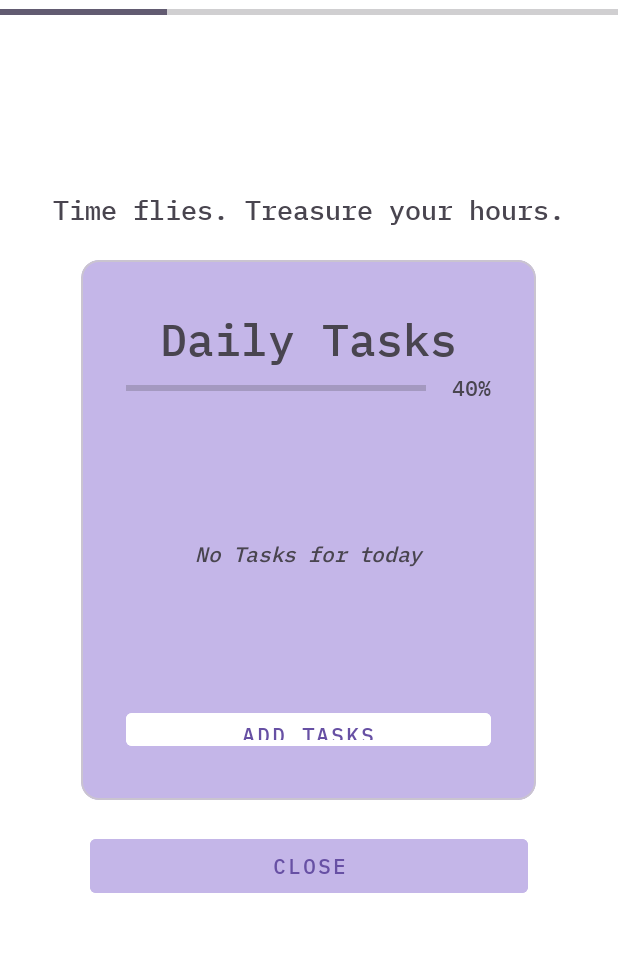
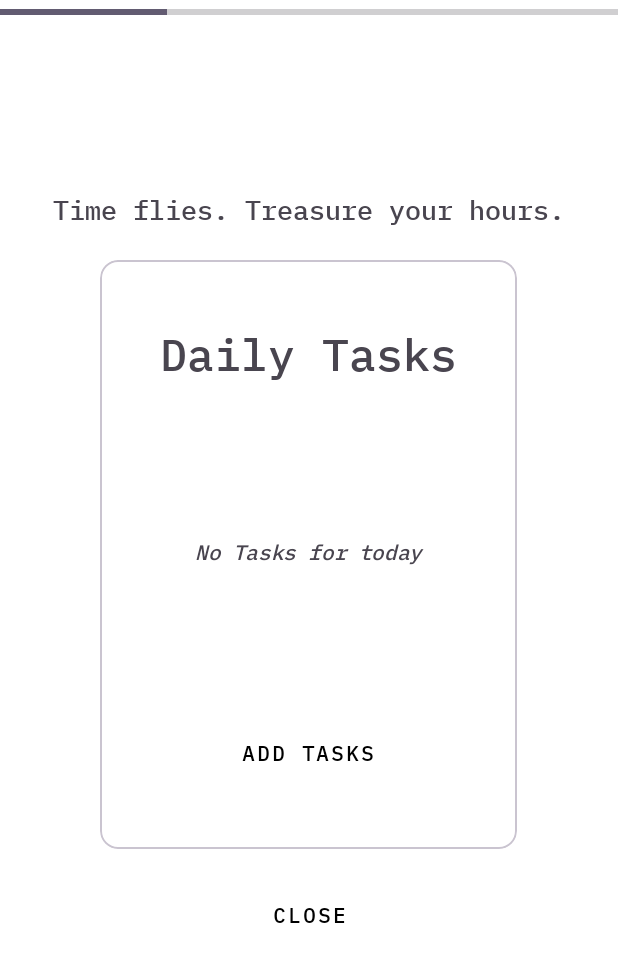
Before and after one commit to Sarthak2477/Mindful, an Android app: the AccessDelayActivity screen opened directly, with no data from a screen before it, on a phone screen of 412 x 824 dp. Shown: the top 962 px of the screen. Run offline under Robolectric (Android 15) with nearby library versions, the phone set to English and light mode, and no system bars; 1 statement that could not run was skipped.

Commit message:
UI improved

```diff
--- a/app/src/main/res/layout/activity_access_delay.xml
+++ b/app/src/main/res/layout/activity_access_delay.xml
@@ -29,11 +29,11 @@
         android:layout_width="wrap_content"
         android:layout_height="wrap_content"
         android:layout_gravity="center"
-        android:backgroundTint="@color/foreground">
+        android:backgroundTint="@color/bg">
 
         <LinearLayout
             android:layout_width="match_parent"
-            android:layout_height="300dp"
+            android:layout_height="wrap_content"
             android:layout_margin="30dp"
             android:orientation="vertical">
 
@@ -42,25 +42,10 @@
                 android:layout_height="wrap_content"
                 android:fontFamily="@font/ibm_plex_mono_medium"
                 android:gravity="center"
+                android:layout_margin="10dp"
                 android:text="Daily Tasks"
                 android:textSize="30sp" />
-            <LinearLayout
-                android:layout_width="match_parent"
-                android:layout_height="wrap_content"
-                android:orientation="horizontal">
-                <ProgressBar
-                    android:id="@+id/task_progress"
-                    android:layout_width="200dp"
-                    android:layout_gravity="center"
-                    android:layout_height="wrap_content"
-                    style="@style/Widget.AppCompat.ProgressBar.Horizontal"
-                    />
-                <TextView
-                    android:id="@+id/text_task_progress"
-                    android:layout_width="wrap_content"
-                    android:layout_height="wrap_content"
-                    android:text="  40%"/>
-            </LinearLayout>
+
 
             <TextView
                 android:id="@+id/no_task_at_delay_screen"
@@ -79,10 +64,12 @@
                 android:id="@+id/delay_screen_add_task"
                 style="@style/Widget.MaterialComponents.Button.TextButton"
                 android:layout_width="match_parent"
+                android:textColor="@color/black"
                 android:layout_height="wrap_content"
-                android:backgroundTint="@color/bg"
+                android:backgroundTint="@color/white"
                 android:text="Add Tasks"
                 android:gravity="center"
+                android:layout_margin="10dp"
                 android:fontFamily="@font/ibm_plex_mono_medium"
                 />
         </LinearLayout>
@@ -101,7 +88,8 @@
             android:layout_height="wrap_content"
             android:layout_marginLeft="60dp"
             android:layout_marginRight="60dp"
-            android:backgroundTint="@color/foreground"
+            android:backgroundTint="@color/white"
+            android:textColor="@color/black"
             android:fontFamily="@font/ibm_plex_mono_medium"
             android:text="Close" />
 
@@ -113,9 +101,11 @@
             android:layout_height="wrap_content"
             android:layout_marginRight="60dp"
             android:layout_marginLeft="60dp"
+            android:textColor="@color/white"
+            android:visibility="gone"
             android:fontFamily="@font/ibm_plex_mono_medium"
             android:text="Continue"
-            android:visibility="invisible"/>
+            />
 
 
     </LinearLayout>
--- a/app/src/main/res/layout/activity_configure_apps.xml
+++ b/app/src/main/res/layout/activity_configure_apps.xml
@@ -11,9 +11,11 @@
     <androidx.appcompat.widget.Toolbar
         android:id="@+id/toolbar"
         android:layout_width="match_parent"
+        app:title="Configure Apps"
         android:layout_height="?attr/actionBarSize"
-        android:background="@color/foreground"
+        android:background="@color/bg"
         app:titleTextColor="@android:color/white"
+        app:titleTextAppearance="@font/ibm_plex_mono_medium"
         app:theme="@style/ThemeOverlay.AppCompat.Dark.ActionBar">
 
         <!-- Add a Button to the right side of the Toolbar -->
--- a/app/src/main/res/layout/activity_restrict_window.xml
+++ b/app/src/main/res/layout/activity_restrict_window.xml
@@ -11,7 +11,7 @@
         android:layout_gravity="center"
         android:textSize="30sp"
         android:textStyle="bold"
-        android:text="Enough for today"/>
+        android:text="Enough For Today"/>
 
     <TextView
         android:layout_width="match_parent"
@@ -33,6 +33,7 @@
         android:id="@+id/close_restrict_window"
         android:layout_width="match_parent"
         android:layout_height="wrap_content"
+        android:textColor="@color/foreground"
         android:layout_gravity="center"
         android:text="Close"
         android:layout_margin="60dp"
--- a/app/src/main/res/values/colors.xml
+++ b/app/src/main/res/values/colors.xml
@@ -3,5 +3,5 @@
     <color name="black">#FF000000</color>
     <color name="white">#FFFFFFFF</color>
     <color name="bg">#FFFFFF</color>
-    <color name="foreground">#C4B6E8</color>
+    <color name="foreground">#FF000000</color>
 </resources>
```
Also changed, not shown: app/src/main/res/layout/activity_main.xml (+9 -4 lines).
